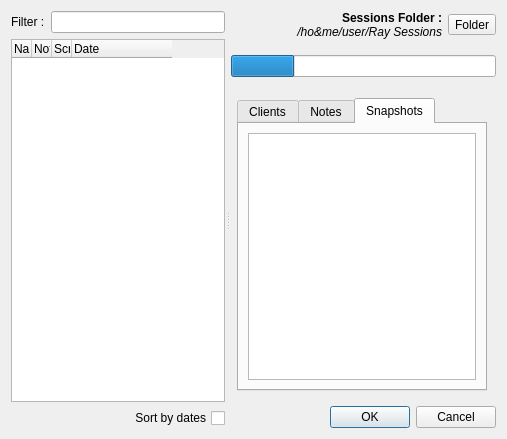
First picture: the form in resources/ui/open_session.ui, repository Houston4444/RaySession, before the edit.
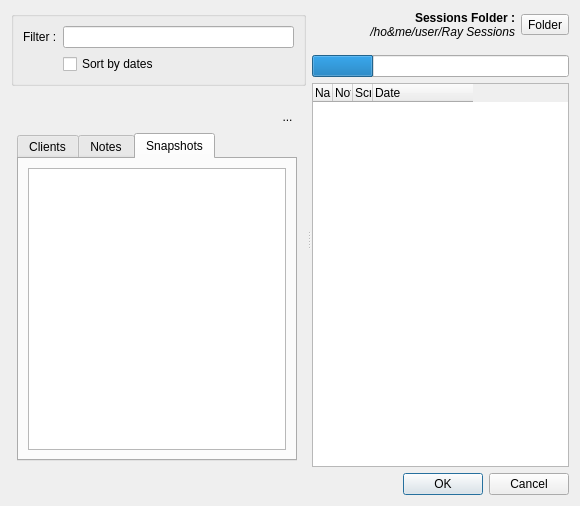
Second picture: the form after the edit. The open tabs and pages were chosen to show the change. Icons and pictures are not drawn. Custom widgets are drawn as their Qt base class.

Commit message: revert session list and preview frame, add 'rename' action to session preview menu

Patch:
```diff
--- a/resources/ui/open_session.ui
+++ b/resources/ui/open_session.ui
@@ -9,8 +9,8 @@
    <rect>
     <x>0</x>
     <y>0</y>
-    <width>507</width>
-    <height>439</height>
+    <width>580</width>
+    <height>506</height>
    </rect>
   </property>
   <property name="windowTitle">
@@ -51,84 +51,188 @@
        <widget class="QWidget" name="layoutWidget1">
         <layout class="QVBoxLayout" name="verticalLayout">
          <item>
-          <layout class="QHBoxLayout" name="horizontalLayout_2">
-           <item>
-            <widget class="QLabel" name="label">
-             <property name="text">
-              <string>Filter :</string>
-             </property>
-            </widget>
-           </item>
-           <item>
-            <widget class="OpenSessionFilterBar" name="filterBar"/>
-           </item>
-          </layout>
-         </item>
-         <item>
-          <widget class="QTreeWidget" name="sessionList">
-           <property name="minimumSize">
-            <size>
-             <width>180</width>
-             <height>0</height>
-            </size>
+          <widget class="QGroupBox" name="groupBox">
+           <property name="title">
+            <string/>
            </property>
-           <property name="autoScrollMargin">
-            <number>0</number>
-           </property>
-           <property name="alternatingRowColors">
-            <bool>false</bool>
-           </property>
-           <property name="rootIsDecorated">
-            <bool>false</bool>
-           </property>
-           <property name="headerHidden">
-            <bool>false</bool>
-           </property>
-           <property name="columnCount">
-            <number>4</number>
-           </property>
-           <attribute name="headerVisible">
-            <bool>true</bool>
-           </attribute>
-           <attribute name="headerDefaultSectionSize">
-            <number>20</number>
-           </attribute>
-           <attribute name="headerMinimumSectionSize">
-            <number>20</number>
-           </attribute>
-           <attribute name="headerStretchLastSection">
-            <bool>false</bool>
-           </attribute>
-           <column>
-            <property name="text">
-             <string>Name</string>
-            </property>
-           </column>
-           <column>
-            <property name="text">
-             <string notr="true">Notes</string>
-            </property>
-           </column>
-           <column>
-            <property name="text">
-             <string notr="true">Scripts</string>
-            </property>
-           </column>
-           <column>
-            <property name="text">
-             <string>Date</string>
-            </property>
-           </column>
+           <layout class="QGridLayout" name="gridLayout">
+            <item row="0" column="1">
+             <widget class="OpenSessionFilterBar" name="filterBar"/>
+            </item>
+            <item row="0" column="0">
+             <widget class="QLabel" name="label">
+              <property name="text">
+               <string>Filter :</string>
+              </property>
+             </widget>
+            </item>
+            <item row="1" column="1">
+             <widget class="QCheckBox" name="checkBoxShowDates">
+              <property name="layoutDirection">
+               <enum>Qt::LeftToRight</enum>
+              </property>
+              <property name="text">
+               <string>Sort by dates</string>
+              </property>
+             </widget>
+            </item>
+           </layout>
           </widget>
          </item>
          <item>
-          <widget class="QCheckBox" name="checkBoxShowDates">
-           <property name="layoutDirection">
-            <enum>Qt::RightToLeft</enum>
+          <widget class="PreviewFrame" name="previewFrame">
+           <property name="styleSheet">
+            <string notr="true">PreviewFrame{background-color: rgba(127, 127, 127, 35);border-radius:4px}</string>
            </property>
-           <property name="text">
-            <string>Sort by dates</string>
-           </property>
+           <layout class="QVBoxLayout" name="verticalLayout_4">
+            <property name="leftMargin">
+             <number>6</number>
+            </property>
+            <property name="bottomMargin">
+             <number>6</number>
+            </property>
+            <item>
+             <spacer name="verticalSpacer_2">
+              <property name="orientation">
+               <enum>Qt::Vertical</enum>
+              </property>
+              <property name="sizeType">
+               <enum>QSizePolicy::Fixed</enum>
+              </property>
+              <property name="sizeHint" stdset="0">
+               <size>
+                <width>20</width>
+                <height>6</height>
+               </size>
+              </property>
+             </spacer>
+            </item>
+            <item>
+             <layout class="QHBoxLayout" name="horizontalLayout_5">
+              <item>
+               <spacer name="horizontalSpacer">
+                <property name="orientation">
+                 <enum>Qt::Horizontal</enum>
+                </property>
+                <property name="sizeType">
+                 <enum>QSizePolicy::Fixed</enum>
+                </property>
+                <property name="sizeHint" stdset="0">
+                 <size>
+                  <width>16</width>
+                  <height>20</height>
+                 </size>
+                </property>
+               </spacer>
+              </item>
+              <item>
+               <widget class="StackedSessionName" name="stackedWidgetSessionName">
+                <property name="sizePolicy">
+                 <sizepolicy hsizetype="Preferred" vsizetype="Fixed">
+                  <horstretch>0</horstretch>
+                  <verstretch>0</verstretch>
+                 </sizepolicy>
+                </property>
+                <property name="maximumSize">
+                 <size>
+                  <width>16777215</width>
+                  <height>16777215</height>
+                 </size>
+                </property>
+                <property name="lineWidth">
+                 <number>0</number>
+                </property>
+                <property name="currentIndex">
+                 <number>-1</number>
+                </property>
+               </widget>
+              </item>
+              <item>
+               <widget class="QToolButton" name="toolButtonSessionMenu">
+                <property name="styleSheet">
+                 <string notr="true">QToolButton::menu-indicator{ image: url(none.jpg);}
+QToolButton {border: none}</string>
+                </property>
+                <property name="text">
+                 <string>...</string>
+                </property>
+                <property name="icon">
+                 <iconset theme="menu_new"/>
+                </property>
+                <property name="popupMode">
+                 <enum>QToolButton::InstantPopup</enum>
+                </property>
+               </widget>
+              </item>
+             </layout>
+            </item>
+            <item>
+             <widget class="QTabWidget" name="tabWidget">
+              <property name="minimumSize">
+               <size>
+                <width>250</width>
+                <height>0</height>
+               </size>
+              </property>
+              <property name="tabShape">
+               <enum>QTabWidget::Rounded</enum>
+              </property>
+              <property name="currentIndex">
+               <number>0</number>
+              </property>
+              <property name="tabBarAutoHide">
+               <bool>false</bool>
+              </property>
+              <widget class="QWidget" name="tab">
+               <attribute name="title">
+                <string>Clients</string>
+               </attribute>
+               <layout class="QVBoxLayout" name="verticalLayout_5">
+                <item>
+                 <widget class="ListWidgetPreviewClients" name="listWidgetPreview">
+                  <property name="styleSheet">
+                   <string notr="true">QFrame{border:none}</string>
+                  </property>
+                 </widget>
+                </item>
+               </layout>
+              </widget>
+              <widget class="QWidget" name="tab_2">
+               <attribute name="title">
+                <string>Notes</string>
+               </attribute>
+               <layout class="QVBoxLayout" name="verticalLayout_6">
+                <item>
+                 <widget class="QPlainTextEdit" name="plainTextEditNotes">
+                  <property name="readOnly">
+                   <bool>true</bool>
+                  </property>
+                 </widget>
+                </item>
+               </layout>
+              </widget>
+              <widget class="QWidget" name="tab_3">
+               <attribute name="title">
+                <string>Snapshots</string>
+               </attribute>
+               <layout class="QVBoxLayout" name="verticalLayout_7">
+                <item>
+                 <widget class="QTreeWidget" name="treeWidgetSnapshots">
+                  <attribute name="headerVisible">
+                   <bool>false</bool>
+                  </attribute>
+                  <column>
+                   <property name="text">
+                    <string notr="true">1</string>
+                   </property>
+                  </column>
+                 </widget>
+                </item>
+               </layout>
+              </widget>
+             </widget>
+            </item>
+           </layout>
           </widget>
          </item>
         </layout>
@@ -223,116 +327,60 @@
           </widget>
          </item>
          <item>
-          <widget class="PreviewFrame" name="previewFrame">
-           <property name="styleSheet">
-            <string notr="true">PreviewFrame{background-color: rgba(127, 127, 127, 35);border-radius:4px}</string>
+          <widget class="QTreeWidget" name="sessionList">
+           <property name="minimumSize">
+            <size>
+             <width>180</width>
+             <height>0</height>
+            </size>
            </property>
-           <layout class="QVBoxLayout" name="verticalLayout_4">
-            <property name="leftMargin">
-             <number>6</number>
-            </property>
-            <item>
-             <widget class="StackedSessionName" name="stackedWidgetSessionName">
-              <property name="sizePolicy">
-               <sizepolicy hsizetype="Preferred" vsizetype="Fixed">
-                <horstretch>0</horstretch>
-                <verstretch>0</verstretch>
-               </sizepolicy>
-              </property>
-              <property name="maximumSize">
-               <size>
-                <width>16777215</width>
-                <height>16777215</height>
-               </size>
-              </property>
-              <property name="lineWidth">
-               <number>0</number>
-              </property>
-              <property name="currentIndex">
-               <number>-1</number>
-              </property>
-             </widget>
-            </item>
-            <item>
-             <widget class="QTabWidget" name="tabWidget">
-              <property name="minimumSize">
-               <size>
-                <width>250</width>
-                <height>0</height>
-               </size>
-              </property>
-              <property name="tabShape">
-               <enum>QTabWidget::Rounded</enum>
-              </property>
-              <property name="currentIndex">
-               <number>0</number>
-              </property>
-              <property name="tabBarAutoHide">
-               <bool>false</bool>
-              </property>
-              <widget class="QWidget" name="tab">
-               <attribute name="title">
-                <string>Clients</string>
-               </attribute>
-               <layout class="QVBoxLayout" name="verticalLayout_5">
-                <item>
-                 <widget class="ListWidgetPreviewClients" name="listWidgetPreview">
-                  <property name="styleSheet">
-                   <string notr="true">QFrame{border:none}</string>
-                  </property>
-                 </widget>
-                </item>
-               </layout>
-              </widget>
-              <widget class="QWidget" name="tab_2">
-               <attribute name="title">
-                <string>Notes</string>
-               </attribute>
-               <layout class="QVBoxLayout" name="verticalLayout_6">
-                <item>
-                 <widget class="QPlainTextEdit" name="plainTextEditNotes">
-                  <property name="readOnly">
-                   <bool>true</bool>
-                  </property>
-                 </widget>
-                </item>
-               </layout>
-              </widget>
-              <widget class="QWidget" name="tab_3">
-               <attribute name="title">
-                <string>Snapshots</string>
-               </attribute>
-               <layout class="QVBoxLayout" name="verticalLayout_7">
-                <item>
-                 <widget class="QTreeWidget" name="treeWidgetSnapshots">
-                  <attribute name="headerVisible">
-                   <bool>false</bool>
-                  </attribute>
-                  <column>
-                   <property name="text">
-                    <string notr="true">1</string>
-                   </property>
-                  </column>
-                 </widget>
-                </item>
-               </layout>
-              </widget>
-             </widget>
-            </item>
-           </layout>
-          </widget>
-         </item>
-         <item>
-          <widget class="QDialogButtonBox" name="buttonBox">
-           <property name="enabled">
+           <property name="autoScrollMargin">
+            <number>0</number>
+           </property>
+           <property name="alternatingRowColors">
+            <bool>false</bool>
+           </property>
+           <property name="rootIsDecorated">
+            <bool>false</bool>
+           </property>
+           <property name="headerHidden">
+            <bool>false</bool>
+           </property>
+           <property name="columnCount">
+            <number>4</number>
+           </property>
+           <attribute name="headerVisible">
             <bool>true</bool>
-           </property>
-           <property name="orientation">
-            <enum>Qt::Horizontal</enum>
-           </property>
-           <property name="standardButtons">
-            <set>QDialogButtonBox::Cancel|QDialogButtonBox::Ok</set>
-           </property>
+           </attribute>
+           <attribute name="headerDefaultSectionSize">
+            <number>20</number>
+           </attribute>
+           <attribute name="headerMinimumSectionSize">
+            <number>20</number>
+           </attribute>
+           <attribute name="headerStretchLastSection">
+            <bool>false</bool>
+           </attribute>
+           <column>
+            <property name="text">
+             <string>Name</string>
+            </property>
+           </column>
+           <column>
+            <property name="text">
+             <string notr="true">Notes</string>
+            </property>
+           </column>
+           <column>
+            <property name="text">
+             <string notr="true">Scripts</string>
+            </property>
+           </column>
+           <column>
+            <property name="text">
+             <string>Date</string>
+            </property>
+           </column>
           </widget>
          </item>
         </layout>
@@ -341,6 +389,19 @@
      </item>
     </layout>
    </item>
+   <item>
+    <widget class="QDialogButtonBox" name="buttonBox">
+     <property name="enabled">
+      <bool>true</bool>
+     </property>
+     <property name="orientation">
+      <enum>Qt::Horizontal</enum>
+     </property>
+     <property name="standardButtons">
+      <set>QDialogButtonBox::Cancel|QDialogButtonBox::Ok</set>
+     </property>
+    </widget>
+   </item>
   </layout>
  </widget>
  <customwidgets>
```
The commit also changes 1 other file.
